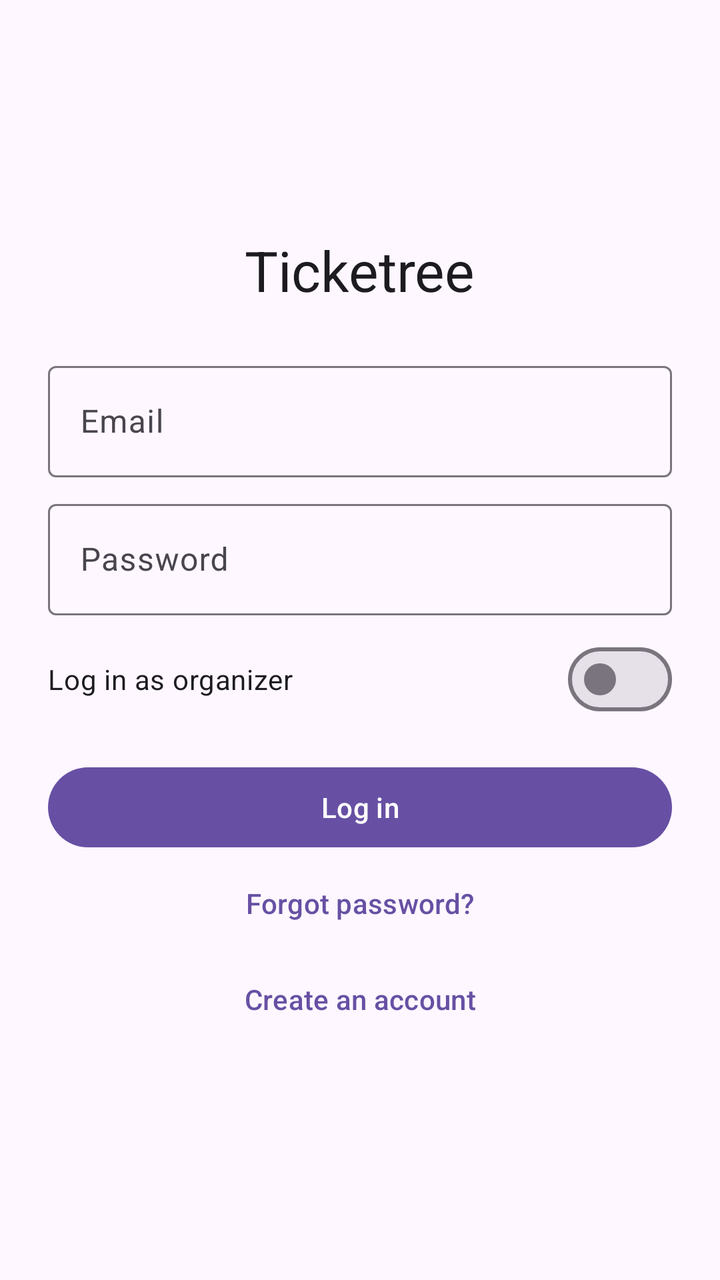
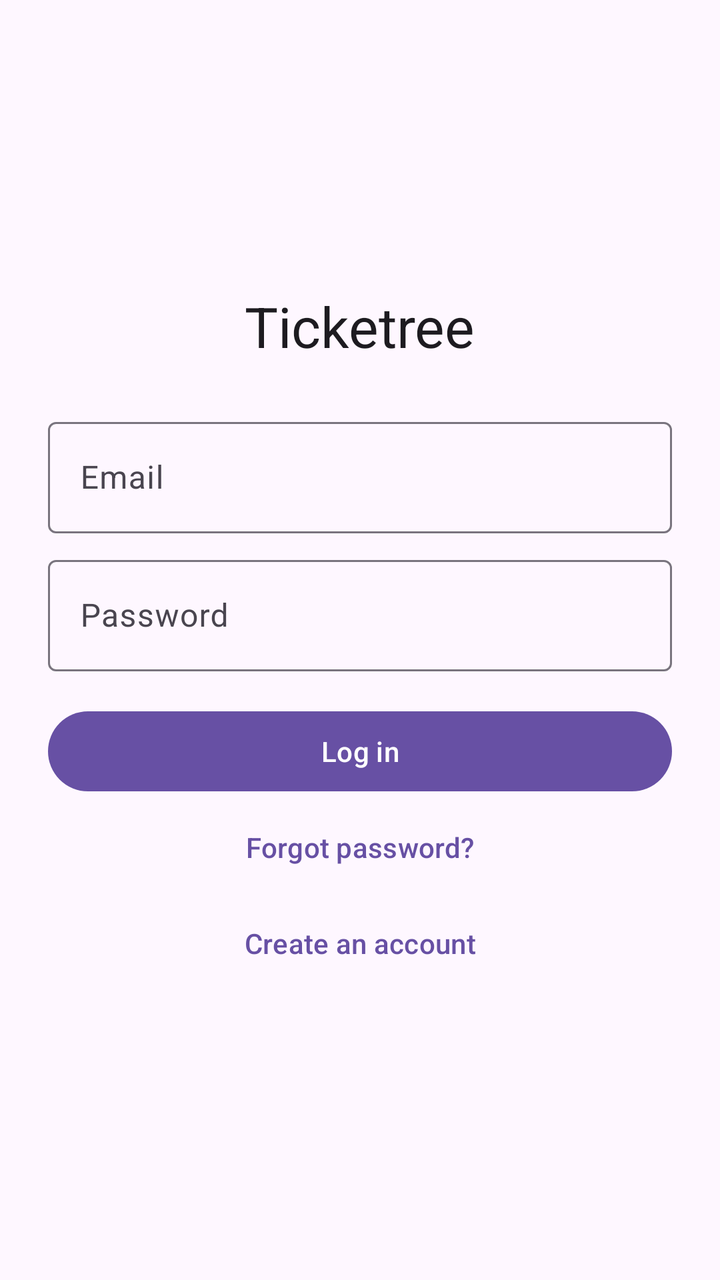

An Android layout rendered at two revisions. The XML below is the earlier revision; the diff shows what the commit changed to produce the second picture.
<!-- AndroidManifest.xml: application theme Theme.Ticketree -->
<!-- res/layout/activity_login.xml -->
<?xml version="1.0" encoding="utf-8"?>
<LinearLayout xmlns:android="http://schemas.android.com/apk/res/android"
    android:layout_width="match_parent"
    android:layout_height="match_parent"
    android:fitsSystemWindows="true"
    android:gravity="center"
    android:orientation="vertical"
    android:padding="24dp">

    <com.google.android.material.textview.MaterialTextView
        android:layout_width="wrap_content"
        android:layout_height="wrap_content"
        android:layout_marginBottom="24dp"
        android:text="Ticketree"
        android:textAppearance="?attr/textAppearanceHeadlineMedium" />

    <com.google.android.material.textfield.TextInputLayout
        android:id="@+id/tilEmail"
        style="@style/Widget.Material3.TextInputLayout.OutlinedBox"
        android:layout_width="match_parent"
        android:layout_height="wrap_content"
        android:hint="Email">

        <com.google.android.material.textfield.TextInputEditText
            android:id="@+id/etEmail"
            android:layout_width="match_parent"
            android:layout_height="wrap_content"
            android:inputType="textEmailAddress" />
    </com.google.android.material.textfield.TextInputLayout>

    <com.google.android.material.textfield.TextInputLayout
        android:id="@+id/tilPassword"
        style="@style/Widget.Material3.TextInputLayout.OutlinedBox"
        android:layout_width="match_parent"
        android:layout_height="wrap_content"
        android:layout_marginTop="8dp"
        android:hint="Password">

        <com.google.android.material.textfield.TextInputEditText
            android:id="@+id/etPassword"
            android:layout_width="match_parent"
            android:layout_height="wrap_content"
            android:inputType="textPassword" />
    </com.google.android.material.textfield.TextInputLayout>

    <com.google.android.material.materialswitch.MaterialSwitch
        android:id="@+id/swOrganizer"
        android:layout_width="match_parent"
        android:layout_height="wrap_content"
        android:layout_marginTop="8dp"
        android:text="Log in as organizer" />

    <com.google.android.material.button.MaterialButton
        android:id="@+id/btnLogin"
        android:layout_width="match_parent"
        android:layout_height="wrap_content"
        android:layout_marginTop="16dp"
        android:text="Log in" />

    <com.google.android.material.button.MaterialButton
        android:id="@+id/btnForgot"
        style="@style/Widget.Material3.Button.TextButton"
        android:layout_width="match_parent"
        android:layout_height="wrap_content"
        android:text="Forgot password?" />

    <com.google.android.material.button.MaterialButton
        android:id="@+id/btnSignUp"
        style="@style/Widget.Material3.Button.TextButton"
        android:layout_width="match_parent"
        android:layout_height="wrap_content"
        android:text="Create an account" />
</LinearLayout>
<!-- resources referenced by this layout -->
<resources>
  <style name="Theme.Ticketree" parent="Base.Theme.Ticketree" />
  <style name="Base.Theme.Ticketree" parent="Theme.Material3.DayNight.NoActionBar">
          
          
      </style>
</resources>

<!-- the commit's change to res/layout/activity_login.xml (unified diff, before → after) -->
@@ -43,13 +43,6 @@
             android:inputType="textPassword" />
     </com.google.android.material.textfield.TextInputLayout>
 
-    <com.google.android.material.materialswitch.MaterialSwitch
-        android:id="@+id/swOrganizer"
-        android:layout_width="match_parent"
-        android:layout_height="wrap_content"
-        android:layout_marginTop="8dp"
-        android:text="Log in as organizer" />
-
     <com.google.android.material.button.MaterialButton
         android:id="@+id/btnLogin"
         android:layout_width="match_parent"
